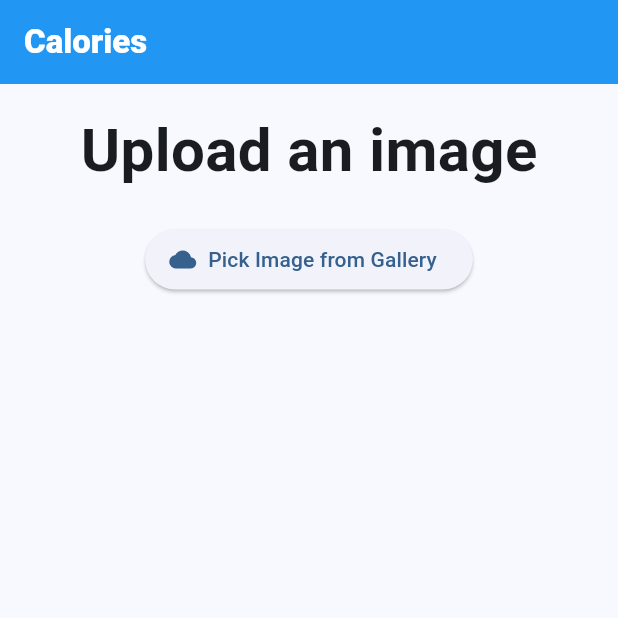
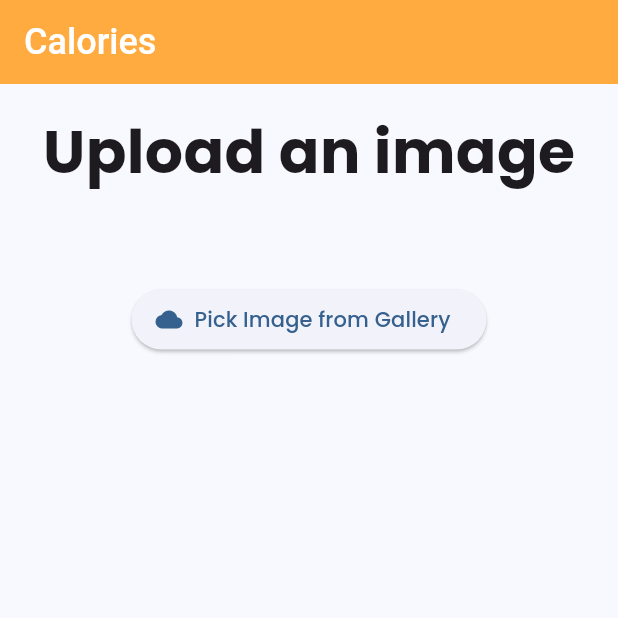
Before and after one commit to Atharva0418/Calories, a Flutter app: the screen it shows after launch, on a phone screen of 412 x 824 dp, the top half of it. Run offline on Flutter 3.47's test engine with Material 3 defaults, Android fonts, the phone set to English and light mode, and no system bars; our stand-ins replace google_fonts, image_picker.

Commit message:
Style the homescreen

```diff
--- /dev/null
+++ b/devtools_options.yaml
@@ -0,0 +1,3 @@
+description: This file stores settings for Dart & Flutter DevTools.
+documentation: https://docs.flutter.dev/tools/devtools/extensions#configure-extension-enablement-states
+extensions:
--- a/lib/main.dart
+++ b/lib/main.dart
@@ -1,6 +1,8 @@
 import 'package:calories/providers/nutrition_provider.dart';
 import 'package:flutter/material.dart';
+import 'package:google_fonts/google_fonts.dart';
 import 'package:provider/provider.dart';
+
 import 'screens/home_screen.dart';
 
 void main() {
@@ -19,7 +21,11 @@ class MyApp extends StatelessWidget {
   Widget build(BuildContext context) {
     return MaterialApp(
       title: 'Calories',
-      theme: ThemeData(useMaterial3: true, colorSchemeSeed: Colors.blue),
+      theme: ThemeData(
+        useMaterial3: true,
+        colorSchemeSeed: Colors.blue,
+        textTheme: GoogleFonts.poppinsTextTheme(),
+      ),
       home: HomeScreen(),
     );
   }
--- a/lib/models/nutrition_info.dart
+++ b/lib/models/nutrition_info.dart
@@ -4,6 +4,7 @@ class NutritionInfo {
   final int sugar;
   final int carbohydrates;
   final int protein;
+  final int fat;
 
   NutritionInfo({
     required this.food,
@@ -11,5 +12,6 @@ class NutritionInfo {
     required this.sugar,
     required this.carbohydrates,
     required this.protein,
+    required this.fat,
   });
 }
--- a/lib/providers/nutrition_provider.dart
+++ b/lib/providers/nutrition_provider.dart
@@ -20,6 +20,7 @@ class NutritionProvider with ChangeNotifier {
       sugar: 20,
       carbohydrates: 50,
       protein: 12,
+      fat: 9,
     );
 
     notifyListeners();
--- a/lib/screens/home_screen.dart
+++ b/lib/screens/home_screen.dart
@@ -2,6 +2,7 @@ import 'dart:io';
 
 import 'package:calories/providers/nutrition_provider.dart';
 import 'package:flutter/material.dart';
+import 'package:google_fonts/google_fonts.dart';
 import 'package:image_picker/image_picker.dart';
 import 'package:provider/provider.dart';
 
@@ -35,9 +36,15 @@ class _HomeScreenState extends State<HomeScreen> {
       appBar: AppBar(
         title: Text(
           'Calories',
-          style: TextStyle(color: Colors.white, fontWeight: FontWeight.w800),
+          style: GoogleFonts.dynaPuff(
+            textStyle: TextStyle(
+              fontSize: 24,
+              color: Colors.white,
+              fontWeight: FontWeight.w500,
             ),
-        backgroundColor: Colors.blue,
+          ),
+        ),
+        backgroundColor: Colors.orangeAccent,
       ),
       body: SingleChildScrollView(
         child: Padding(
@@ -45,9 +52,7 @@ class _HomeScreenState extends State<HomeScreen> {
           child: Column(
             children: [
               image != null
-                  ? Align(
-                    alignment: Alignment.topCenter,
-                    child: Container(
+                  ? Container(
                     height: 450,
                     decoration: BoxDecoration(
                       borderRadius: BorderRadius.circular(20),
@@ -55,10 +60,7 @@ class _HomeScreenState extends State<HomeScreen> {
                         image: FileImage(image),
                         fit: BoxFit.cover,
                       ),
-                        border: Border.all(
-                          color: Colors.grey.shade300,
-                          width: 2,
-                        ),
+                      border: Border.all(color: Colors.orange, width: 2),
                       boxShadow: [
                         BoxShadow(
                           color: Colors.black87,
@@ -66,7 +68,6 @@ class _HomeScreenState extends State<HomeScreen> {
                           offset: Offset(0, 4),
                         ),
                       ],
-                      ),
                     ),
                   )
                   : Center(
@@ -78,19 +79,80 @@ class _HomeScreenState extends State<HomeScreen> {
                       ),
                     ),
                   ),
-              const SizedBox(height: 20),
+
+              const SizedBox(height: 30),
 
               if (nutrition != null)
                 Column(
                   crossAxisAlignment: CrossAxisAlignment.start,
                   children: [
-                    Text('Food: ${nutrition.food}'),
-                    Text('Estimated Calories: ${nutrition.calories} kcal'),
-                    Text('Sugar: ${nutrition.sugar} g'),
-                    Text('Carbohydrates: ${nutrition.carbohydrates} g'),
-                    Text('Protein: ${nutrition.protein} g'),
+                    Align(
+                      alignment: Alignment.topLeft,
+                      child: Text(
+                        'Food: ${nutrition.food}',
+                        style: GoogleFonts.fredoka(
+                          textStyle: TextStyle(
+                            fontSize: 36,
+                            fontWeight: FontWeight.bold,
+                          ),
+                        ),
+                      ),
+                    ),
+                    const SizedBox(height: 16),
+
+                    Text(
+                      'Energy: ${nutrition.calories} kcal',
+                      style: GoogleFonts.fredoka(
+                        textStyle: TextStyle(
+                          fontSize: 22,
+                          fontWeight: FontWeight.w500,
+                        ),
+                      ),
+                    ),
+
+                    Text(
+                      'Protein: ${nutrition.sugar} g',
+                      style: GoogleFonts.fredoka(
+                        textStyle: TextStyle(
+                          fontSize: 22,
+                          fontWeight: FontWeight.w500,
+                        ),
+                      ),
+                    ),
+
+                    Text(
+                      'Fat: ${nutrition.fat} g',
+                      style: GoogleFonts.fredoka(
+                        textStyle: TextStyle(
+                          fontSize: 22,
+                          fontWeight: FontWeight.w500,
+                        ),
+                      ),
+                    ),
+
+                    Text(
+                      'Carbohydrates: ${nutrition.carbohydrates} g',
+                      style: GoogleFonts.fredoka(
+                        textStyle: TextStyle(
+                          fontSize: 22,
+                          fontWeight: FontWeight.w500,
+                        ),
+                      ),
+                    ),
+
+                    Text(
+                      'Sugar: ${nutrition.protein} g',
+                      style: GoogleFonts.fredoka(
+                        textStyle: TextStyle(
+                          fontSize: 22,
+                          fontWeight: FontWeight.w500,
+                        ),
+                      ),
+                    ),
                   ],
                 ),
+
+              const SizedBox(height: 30),
 
               ElevatedButton.icon(
                 onPressed: () => _pickImage(context),
--- a/pubspec.yaml
+++ b/pubspec.yaml
@@ -36,6 +36,7 @@ dependencies:
   cupertino_icons: ^1.0.8
   image_picker: ^1.0.4
   provider: ^6.1.5
+  google_fonts: ^6.2.1
 
 
 dev_dependencies:
@@ -60,7 +61,6 @@ flutter:
   # included with your application, so that you can use the icons in
   # the material Icons class.
   uses-material-design: true
-
   # To add assets to your application, add an assets section, like this:
   # assets:
   #   - images/a_dot_burr.jpeg
```
Also changed, not shown: pubspec.lock. Lines whose indentation alone changed are shown as unchanged.
